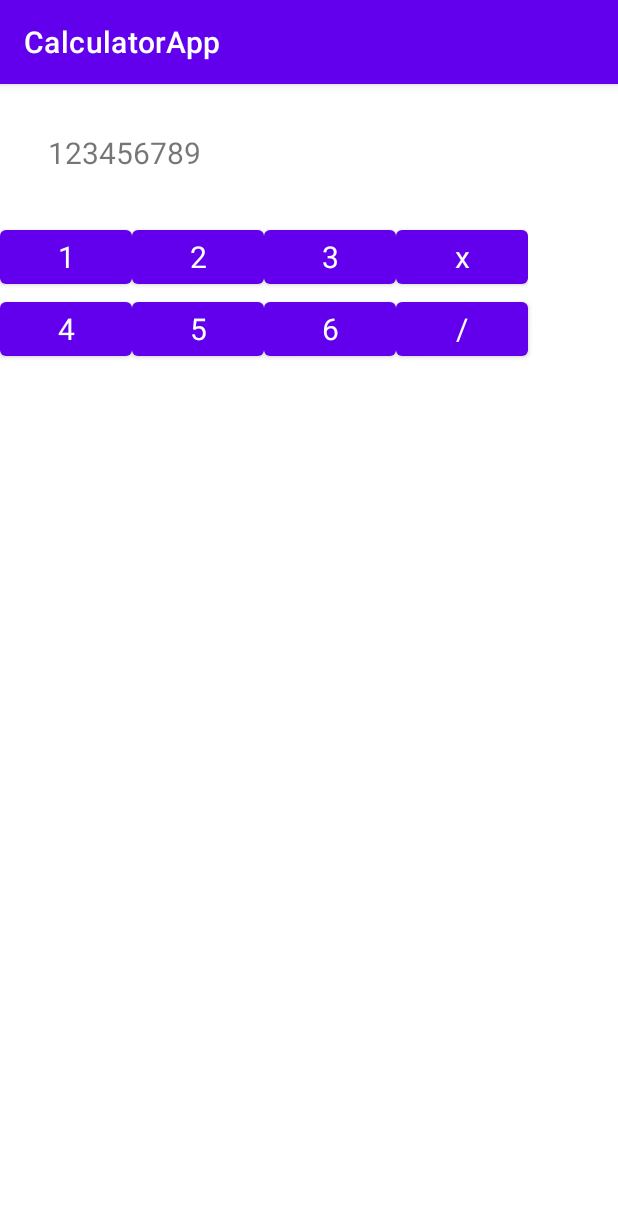
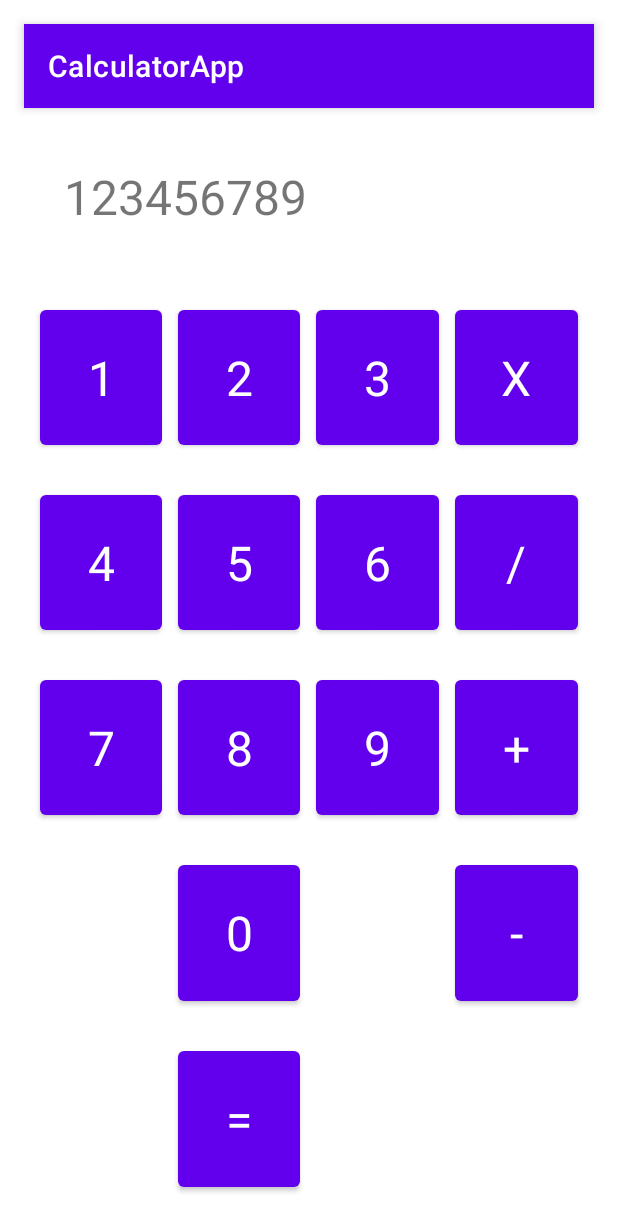
Before and after one commit to SkyLeeNeci/CalculatorApp, an Android app: the screen it shows after launch (MainActivity), on a phone screen of 412 x 824 dp. Shown: the top 1231 px of the screen. Run offline under Robolectric (Android 15) with nearby library versions, the phone set to English and light mode, and no system bars.

Commit message:
add all buttons

```diff
--- a/app/src/main/res/layout/activity_main.xml
+++ b/app/src/main/res/layout/activity_main.xml
@@ -18,14 +18,15 @@
     <LinearLayout
         android:layout_width="match_parent"
         android:orientation="vertical"
-        android:layout_height="wrap_content"
+        android:layout_height="match_parent"
         android:layout_below="@id/text">
 
         <LinearLayout
 
-            android:layout_width="wrap_content"
+            android:layout_width="match_parent"
             android:orientation="horizontal"
-            android:layout_height="wrap_content">
+            android:layout_height="0dp"
+            android:layout_weight="1">
 
             <Button
                 style="@style/Theme.CalculatorApp"
@@ -41,7 +42,8 @@
 
             <Button
                 style="@style/Theme.CalculatorApp"
-                android:text="x" />
+                android:layout_marginLeft="20sp"
+                android:text="X" />
 
         </LinearLayout>
 
@@ -49,7 +51,8 @@
 
             android:layout_width="match_parent"
             android:orientation="horizontal"
-            android:layout_height="wrap_content">
+            android:layout_height="0dp"
+            android:layout_weight="1">
 
             <Button
                 style="@style/Theme.CalculatorApp"
@@ -65,7 +68,86 @@
 
             <Button
                 style="@style/Theme.CalculatorApp"
+                android:layout_marginLeft="20sp"
                 android:text="/" />
+
+        </LinearLayout>
+
+        <LinearLayout
+
+            android:layout_width="match_parent"
+            android:orientation="horizontal"
+            android:layout_height="0dp"
+            android:layout_weight="1">
+
+            <Button
+                style="@style/Theme.CalculatorApp"
+                android:text="7" />
+
+            <Button
+                style="@style/Theme.CalculatorApp"
+                android:text="8" />
+
+            <Button
+                style="@style/Theme.CalculatorApp"
+                android:text="9" />
+
+            <Button
+                style="@style/Theme.CalculatorApp"
+                android:layout_marginLeft="20sp"
+                android:text="+" />
+
+        </LinearLayout>
+
+        <LinearLayout
+
+            android:layout_width="match_parent"
+            android:orientation="horizontal"
+            android:layout_height="0dp"
+            android:layout_weight="1">
+
+            <View
+                style="@style/Theme.CalculatorApp"
+                android:visibility="invisible" />
+
+            <Button
+                style="@style/Theme.CalculatorApp"
+                android:text="0" />
+
+            <View
+                style="@style/Theme.CalculatorApp"
+                android:visibility="invisible" />
+
+            <Button
+                style="@style/Theme.CalculatorApp"
+                android:layout_marginLeft="20sp"
+                android:text="-" />
+
+        </LinearLayout>
+
+        <LinearLayout
+
+            android:layout_width="match_parent"
+            android:orientation="horizontal"
+            android:layout_height="0dp"
+            android:layout_weight="1">
+
+            <View
+                style="@style/Theme.CalculatorApp"
+                android:visibility="invisible" />
+
+            <Button
+                style="@style/Theme.CalculatorApp"
+                android:text="=" />
+
+            <View
+                style="@style/Theme.CalculatorApp"
+                android:visibility="invisible" />
+
+            <View
+                style="@style/Theme.CalculatorApp"
+                android:layout_marginLeft="20sp"
+                android:text="-" />
 
         </LinearLayout>
 
--- a/app/src/main/res/values-night/themes.xml
+++ b/app/src/main/res/values-night/themes.xml
@@ -12,8 +12,10 @@
         <!-- Status bar color. -->
         <item name="android:statusBarColor" tools:targetApi="l">?attr/colorPrimaryVariant</item>
         <!-- Customize your theme here. -->
-        <item name="android:layout_width">wrap_content</item>
-        <item name="android:layout_height">wrap_content</item>
-        <item name="android:textSize">20sp</item>
+        <item name="android:layout_width">0dp</item>
+        <item name="android:layout_height">match_parent</item>
+        <item name="android:layout_weight">1</item>
+        <item name="android:textSize">32sp</item>
+        <item name="android:layout_margin">5dp</item>
     </style>
 </resources>
--- a/app/src/main/res/values/themes.xml
+++ b/app/src/main/res/values/themes.xml
@@ -12,9 +12,12 @@
         <!-- Status bar color. -->
         <item name="android:statusBarColor" tools:targetApi="l">?attr/colorPrimaryVariant</item>
         <!-- Customize your theme here. -->
-        <item name="android:layout_width">wrap_content</item>
-        <item name="android:layout_height">wrap_content</item>
-        <item name="android:textSize">20sp</item>
+        <item name="android:layout_width">0dp</item>
+        <item name="android:layout_height">match_parent</item>
+        <item name="android:layout_weight">1</item>
+        <item name="android:textSize">32sp</item>
+        <item name="android:layout_margin">5dp</item>
     </style>
 
+
 </resources>
```
